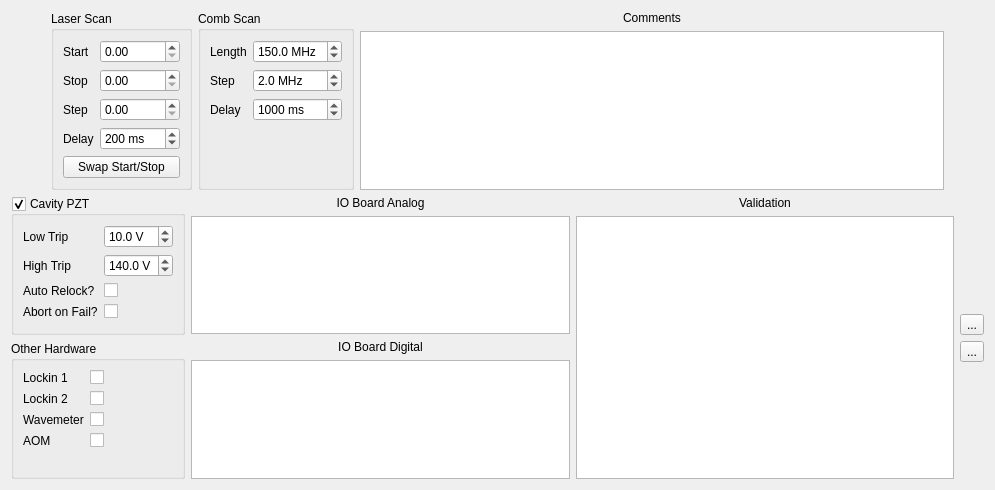
Qt form scanconfigwidget.ui (kncrabtree/nicerohms) before a commit.
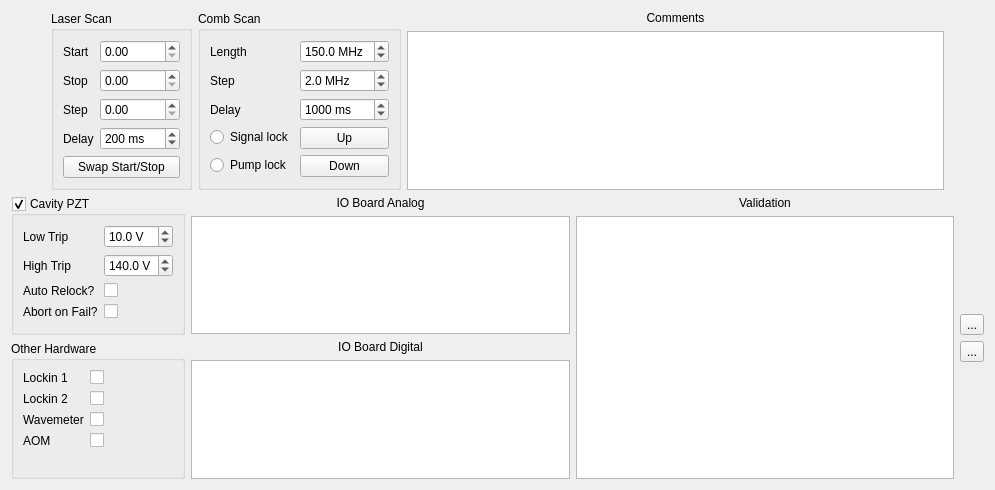
The same form after that commit. Icons and pictures are not drawn.

Commit message:
"Signal Lock" mode
Added signal lock mode to comb scanning to allow for slewing laser
slowly instead of the rep rate.

Still need to switch counters and beat note signs in software, or give
GUI option

Need to determine correct MHzToV for comb scanning.

What changed in the file:
```diff
--- a/scanconfigwidget.ui
+++ b/scanconfigwidget.ui
@@ -203,6 +203,34 @@
           </property>
          </widget>
         </item>
+        <item row="3" column="0">
+         <widget class="QRadioButton" name="SignalRadioButton">
+          <property name="text">
+           <string>Signal lock</string>
+          </property>
+         </widget>
+        </item>
+        <item row="4" column="0">
+         <widget class="QRadioButton" name="pumpRadioButton">
+          <property name="text">
+           <string>Pump lock</string>
+          </property>
+         </widget>
+        </item>
+        <item row="3" column="1">
+         <widget class="QPushButton" name="UpPushButton">
+          <property name="text">
+           <string>Up</string>
+          </property>
+         </widget>
+        </item>
+        <item row="4" column="1">
+         <widget class="QPushButton" name="DownPushButton">
+          <property name="text">
+           <string>Down</string>
+          </property>
+         </widget>
+        </item>
        </layout>
       </widget>
      </item>
```
The commit also changes 8 other files.
